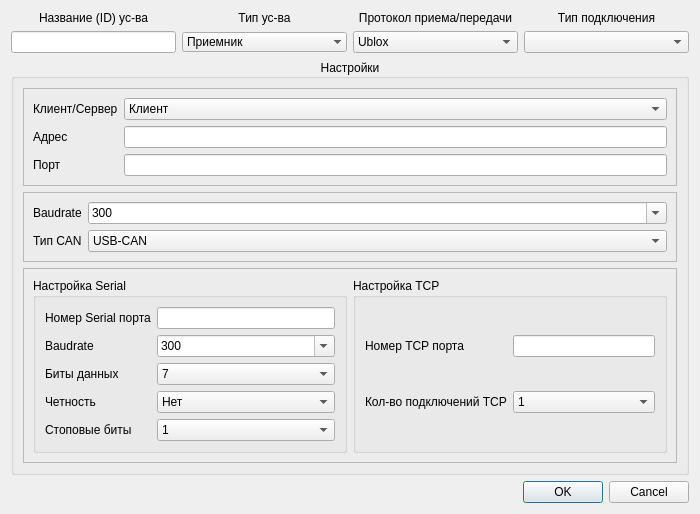
Qt form connectionSettings.ui (revermun/Experiment_helper) before a commit.
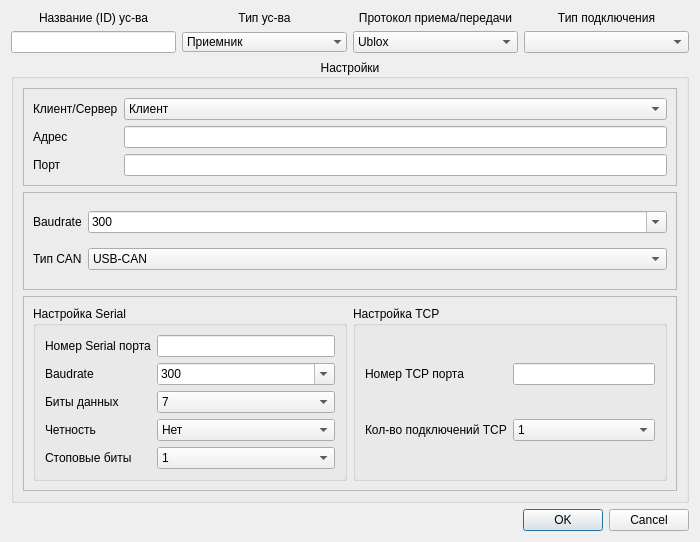
The same form after that commit.

```diff
--- a/connectionSettings.ui
+++ b/connectionSettings.ui
@@ -7,7 +7,7 @@
     <x>0</x>
     <y>0</y>
     <width>700</width>
-    <height>472</height>
+    <height>542</height>
    </rect>
   </property>
   <property name="windowTitle">
```
Left out of the diff: 28 changed lines with no effect on the pictures.
